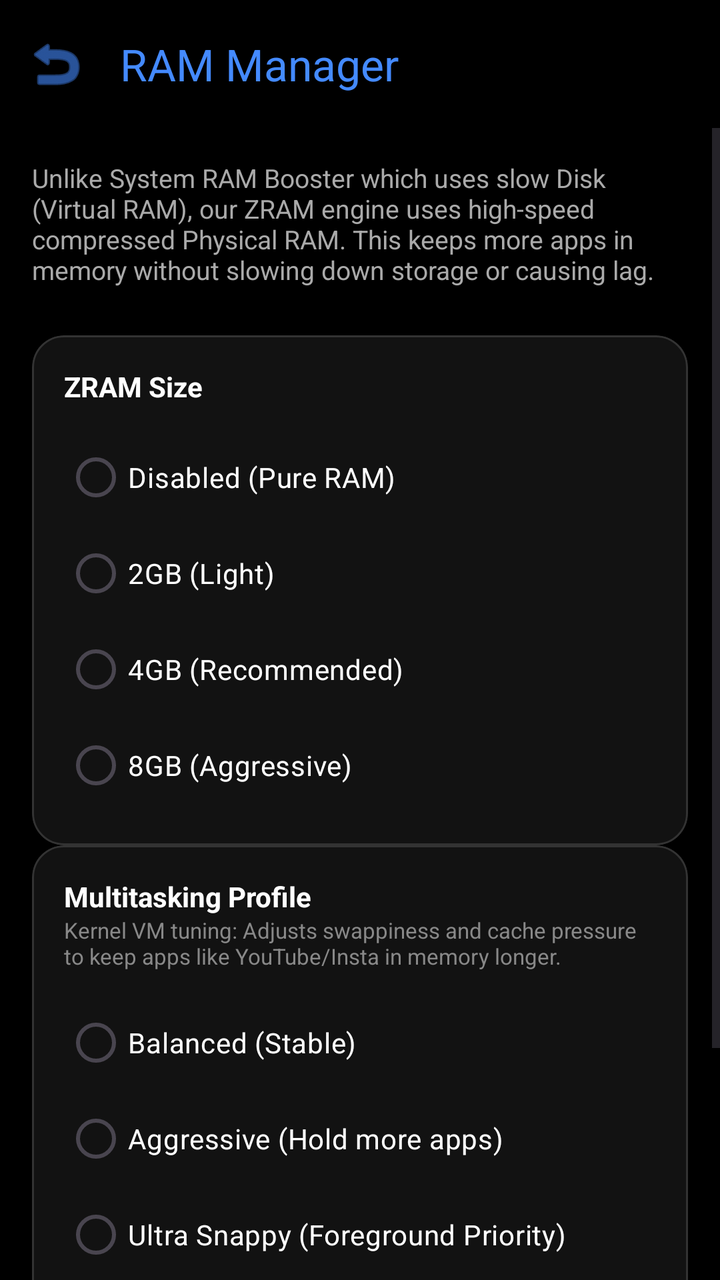
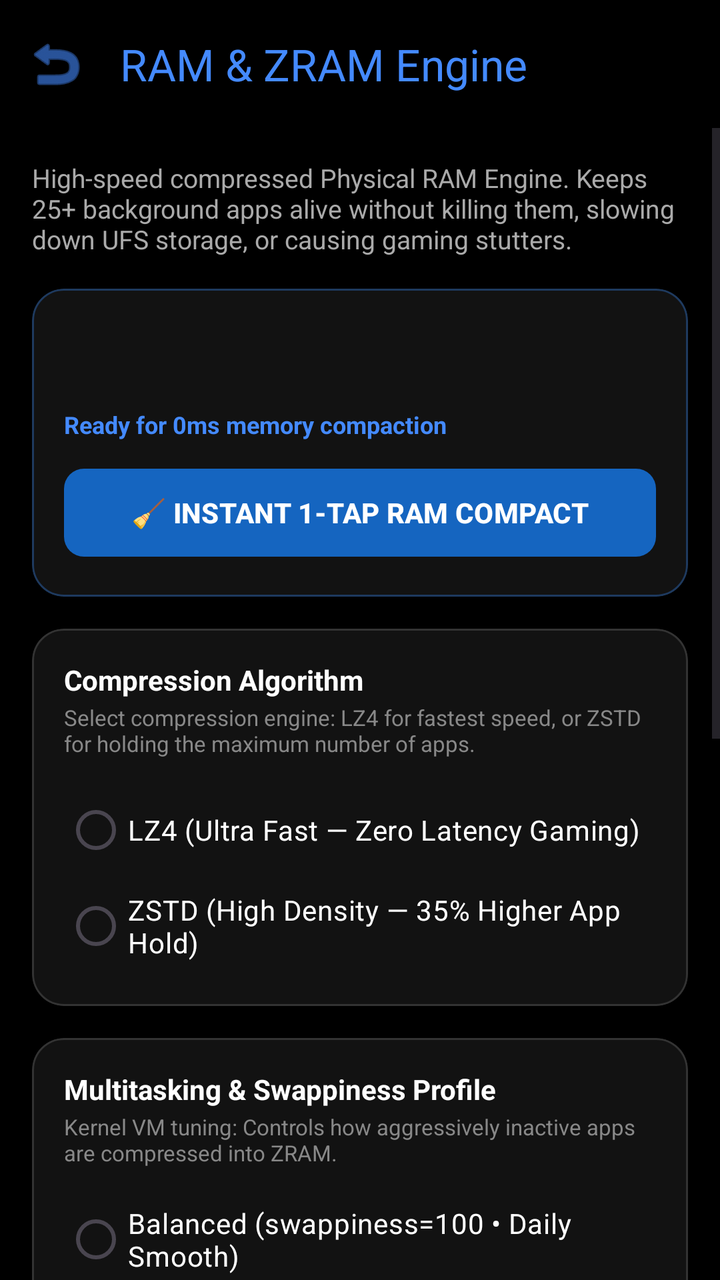

Before-and-after screenshots of an Android layout around one commit, followed by the original layout XML and the change that was made.
<!-- AndroidManifest.xml: activity theme Theme.PhoneControl -->
<!-- res/layout/activity_ram.xml -->
<?xml version="1.0" encoding="utf-8"?>
<LinearLayout xmlns:android="http://schemas.android.com/apk/res/android"
    xmlns:app="http://schemas.android.com/apk/res-auto"
    android:layout_width="match_parent"
    android:layout_height="match_parent"
    android:orientation="vertical"
    android:background="@android:color/black"
    android:fitsSystemWindows="true">

    <com.google.android.material.appbar.MaterialToolbar
        android:id="@+id/toolbarRam"
        android:layout_width="match_parent"
        android:layout_height="?attr/actionBarSize"
        app:title="RAM Manager"
        app:titleTextColor="@color/color_ram"
        app:navigationIcon="@android:drawable/ic_menu_revert"
        app:navigationIconTint="@color/color_ram" />

    <ScrollView android:layout_width="match_parent" android:layout_height="match_parent">
        <LinearLayout android:layout_width="match_parent" android:layout_height="wrap_content" android:orientation="vertical" android:padding="16dp">

            <TextView android:layout_width="match_parent" android:layout_height="wrap_content"
                android:text="Unlike System RAM Booster which uses slow Disk (Virtual RAM), our ZRAM engine uses high-speed compressed Physical RAM. This keeps more apps in memory without slowing down storage or causing lag."
                android:textColor="#AAAAAA" android:textSize="13sp" android:layout_marginBottom="24dp" />

            <com.google.android.material.card.MaterialCardView
                android:layout_width="match_parent" android:layout_height="wrap_content"
                app:cardCornerRadius="16dp" app:cardBackgroundColor="#121212" app:strokeWidth="1dp" app:strokeColor="#333333">
                <LinearLayout android:layout_width="match_parent" android:layout_height="wrap_content" android:orientation="vertical" android:padding="16dp">
                    <TextView android:layout_width="wrap_content" android:layout_height="wrap_content" android:text="ZRAM Size" android:textColor="#FFFFFF" android:textStyle="bold" />
                    <RadioGroup android:id="@+id/rgZramSize" android:layout_width="match_parent" android:layout_height="wrap_content" android:layout_marginTop="12dp">
                        <RadioButton android:id="@+id/rbZramOff" android:layout_width="match_parent" android:layout_height="wrap_content" android:text="Disabled (Pure RAM)" android:textColor="#FFFFFF" android:buttonTint="@color/color_ram" />
                        <RadioButton android:id="@+id/rbZram2G" android:layout_width="match_parent" android:layout_height="wrap_content" android:text="2GB (Light)" android:textColor="#FFFFFF" android:buttonTint="@color/color_ram" />
                        <RadioButton android:id="@+id/rbZram4G" android:layout_width="match_parent" android:layout_height="wrap_content" android:text="4GB (Recommended)" android:textColor="#FFFFFF" android:buttonTint="@color/color_ram" />
                        <RadioButton android:id="@+id/rbZram8G" android:layout_width="match_parent" android:layout_height="wrap_content" android:text="8GB (Aggressive)" android:textColor="#FFFFFF" android:buttonTint="@color/color_ram" />
                    </RadioGroup>
                </LinearLayout>
            </com.google.android.material.card.MaterialCardView>

            <com.google.android.material.card.MaterialCardView
                android:layout_width="match_parent" android:layout_height="wrap_content" android:layout_marginBottom="24dp"
                app:cardCornerRadius="16dp" app:cardBackgroundColor="#121212" app:strokeWidth="1dp" app:strokeColor="#333333">
                <LinearLayout android:layout_width="match_parent" android:layout_height="wrap_content" android:orientation="vertical" android:padding="16dp">
                    <TextView android:layout_width="wrap_content" android:layout_height="wrap_content" android:text="Multitasking Profile" android:textColor="#FFFFFF" android:textStyle="bold" />
                    <TextView android:layout_width="wrap_content" android:layout_height="wrap_content" android:text="Kernel VM tuning: Adjusts swappiness and cache pressure to keep apps like YouTube/Insta in memory longer." android:textColor="#888888" android:textSize="11sp" />
                    <RadioGroup android:id="@+id/rgRamProfile" android:layout_width="match_parent" android:layout_height="wrap_content" android:layout_marginTop="12dp">
                        <RadioButton android:id="@+id/rbProfileBalance" android:layout_width="match_parent" android:layout_height="wrap_content" android:text="Balanced (Stable)" android:textColor="#FFFFFF" android:buttonTint="@color/color_ram" />
                        <RadioButton android:id="@+id/rbProfileMultitasking" android:layout_width="match_parent" android:layout_height="wrap_content" android:text="Aggressive (Hold more apps)" android:textColor="#FFFFFF" android:buttonTint="@color/color_ram" />
                        <RadioButton android:id="@+id/rbProfilePerformance" android:layout_width="match_parent" android:layout_height="wrap_content" android:text="Ultra Snappy (Foreground Priority)" android:textColor="#FFFFFF" android:buttonTint="@color/color_ram" />
                    </RadioGroup>
                </LinearLayout>
            </com.google.android.material.card.MaterialCardView>

            <com.google.android.material.button.MaterialButton
                android:id="@+id/btnApplyRam"
                android:layout_width="match_parent" android:layout_height="64dp"
                android:layout_marginTop="24dp" android:text="APPLY RAM SETTINGS"
                android:textColor="@android:color/black" android:textStyle="bold"
                app:backgroundTint="@color/color_ram" app:cornerRadius="8dp" />

        </LinearLayout>
    </ScrollView>
</LinearLayout>
<!-- resources referenced by this layout -->
<resources>
  <color name="color_ram">#448AFF</color>
  <style name="Theme.PhoneControl" parent="Theme.Material3.DayNight.NoActionBar">
          
          <item name="colorPrimary">@color/purple_500</item>
          <item name="colorPrimaryVariant">@color/purple_700</item>
          <item name="colorOnPrimary">@color/white</item>
          
          <item name="colorSecondary">@color/teal_200</item>
          <item name="colorSecondaryVariant">@color/teal_700</item>
          <item name="colorOnSecondary">@color/black</item>
          
          <item name="android:statusBarColor">@android:color/black</item>
          <item name="android:windowLightStatusBar" tools:targetApi="m">false</item>
          
          
          
      </style>
  <color name="purple_500">#FF6200EE</color>
  <color name="purple_700">#FF3700B3</color>
  <color name="white">#FFFFFFFF</color>
  <color name="teal_200">#FF03DAC5</color>
  <color name="teal_700">#FF018786</color>
  <color name="black">#FF000000</color>
</resources>

<!-- the commit's change to res/layout/activity_ram.xml (unified diff, before → after) -->
@@ -11,7 +11,7 @@
         android:id="@+id/toolbarRam"
         android:layout_width="match_parent"
         android:layout_height="?attr/actionBarSize"
-        app:title="RAM Manager"
+        app:title="RAM &amp; ZRAM Engine"
         app:titleTextColor="@color/color_ram"
         app:navigationIcon="@android:drawable/ic_menu_revert"
         app:navigationIconTint="@color/color_ram" />
@@ -20,43 +20,94 @@
         <LinearLayout android:layout_width="match_parent" android:layout_height="wrap_content" android:orientation="vertical" android:padding="16dp">
 
             <TextView android:layout_width="match_parent" android:layout_height="wrap_content"
-                android:text="Unlike System RAM Booster which uses slow Disk (Virtual RAM), our ZRAM engine uses high-speed compressed Physical RAM. This keeps more apps in memory without slowing down storage or causing lag."
-                android:textColor="#AAAAAA" android:textSize="13sp" android:layout_marginBottom="24dp" />
+                android:text="High-speed compressed Physical RAM Engine. Keeps 25+ background apps alive without killing them, slowing down UFS storage, or causing gaming stutters."
+                android:textColor="#AAAAAA" android:textSize="13sp" android:layout_marginBottom="16dp" />
 
+            
             <com.google.android.material.card.MaterialCardView
                 android:layout_width="match_parent" android:layout_height="wrap_content"
+                android:layout_marginBottom="16dp"
+                app:cardCornerRadius="16dp" app:cardBackgroundColor="#121212" app:strokeWidth="1dp" app:strokeColor="#1E3A5F">
+                <LinearLayout android:layout_width="match_parent" android:layout_height="wrap_content" android:orientation="vertical" android:padding="16dp">
+                    <TextView android:layout_width="wrap_content" android:layout_height="wrap_content" text="Instant RAM Compactor" android:textColor="#FFFFFF" android:textStyle="bold" />
+                    <TextView android:layout_width="wrap_content" android:layout_height="wrap_content" text="Defragments compressed swap pages in kernel memory to instantly reclaim 200MB - 600MB RAM without closing any running apps." android:textColor="#888888" android:textSize="11sp" android:layout_marginTop="2dp" />
+
+                    <TextView
+                        android:id="@+id/tvCompactionStatus"
+                        android:layout_width="match_parent"
+                        android:layout_height="wrap_content"
+                        android:text="Ready for 0ms memory compaction"
+                        android:textColor="#448AFF"
+                        android:textSize="12sp"
+                        android:textStyle="bold"
+                        android:layout_marginTop="8dp" />
+
+                    <com.google.android.material.button.MaterialButton
+                        android:id="@+id/btnCompactRam"
+                        android:layout_width="match_parent"
+                        android:layout_height="52dp"
+                        android:layout_marginTop="10dp"
+                        android:text="🧹 INSTANT 1-TAP RAM COMPACT"
+                        android:textColor="@android:color/white"
+                        android:textStyle="bold"
+                        app:backgroundTint="#1565C0"
+                        app:cornerRadius="10dp" />
+                </LinearLayout>
+            </com.google.android.material.card.MaterialCardView>
+
+            
+            <com.google.android.material.card.MaterialCardView
+                android:layout_width="match_parent" android:layout_height="wrap_content"
+                android:layout_marginBottom="16dp"
                 app:cardCornerRadius="16dp" app:cardBackgroundColor="#121212" app:strokeWidth="1dp" app:strokeColor="#333333">
                 <LinearLayout android:layout_width="match_parent" android:layout_height="wrap_content" android:orientation="vertical" android:padding="16dp">
-                    <TextView android:layout_width="wrap_content" android:layout_height="wrap_content" android:text="ZRAM Size" android:textColor="#FFFFFF" android:textStyle="bold" />
-                    <RadioGroup android:id="@+id/rgZramSize" android:layout_width="match_parent" android:layout_height="wrap_content" android:layout_marginTop="12dp">
-                        <RadioButton android:id="@+id/rbZramOff" android:layout_width="match_parent" android:layout_height="wrap_content" android:text="Disabled (Pure RAM)" android:textColor="#FFFFFF" android:buttonTint="@color/color_ram" />
-                        <RadioButton android:id="@+id/rbZram2G" android:layout_width="match_parent" android:layout_height="wrap_content" android:text="2GB (Light)" android:textColor="#FFFFFF" android:buttonTint="@color/color_ram" />
-                        <RadioButton android:id="@+id/rbZram4G" android:layout_width="match_parent" android:layout_height="wrap_content" android:text="4GB (Recommended)" android:textColor="#FFFFFF" android:buttonTint="@color/color_ram" />
-                        <RadioButton android:id="@+id/rbZram8G" android:layout_width="match_parent" android:layout_height="wrap_content" android:text="8GB (Aggressive)" android:textColor="#FFFFFF" android:buttonTint="@color/color_ram" />
+                    <TextView android:layout_width="wrap_content" android:layout_height="wrap_content" android:text="Compression Algorithm" android:textColor="#FFFFFF" android:textStyle="bold" />
+                    <TextView android:layout_width="wrap_content" android:layout_height="wrap_content" android:text="Select compression engine: LZ4 for fastest speed, or ZSTD for holding the maximum number of apps." android:textColor="#888888" android:textSize="11sp" android:layout_marginTop="2dp" />
+                    <RadioGroup android:id="@+id/rgZramAlgo" android:layout_width="match_parent" android:layout_height="wrap_content" android:layout_marginTop="12dp">
+                        <RadioButton android:id="@+id/rbAlgoLz4" android:layout_width="match_parent" android:layout_height="wrap_content" android:text="LZ4 (Ultra Fast — Zero Latency Gaming)" android:textColor="#FFFFFF" android:buttonTint="@color/color_ram" />
+                        <RadioButton android:id="@+id/rbAlgoZstd" android:layout_width="match_parent" android:layout_height="wrap_content" android:text="ZSTD (High Density — 35% Higher App Hold)" android:textColor="#FFFFFF" android:buttonTint="@color/color_ram" />
                     </RadioGroup>
                 </LinearLayout>
             </com.google.android.material.card.MaterialCardView>
 
+            
             <com.google.android.material.card.MaterialCardView
-                android:layout_width="match_parent" android:layout_height="wrap_content" android:layout_marginBottom="24dp"
+                android:layout_width="match_parent" android:layout_height="wrap_content"
+                android:layout_marginBottom="16dp"
                 app:cardCornerRadius="16dp" app:cardBackgroundColor="#121212" app:strokeWidth="1dp" app:strokeColor="#333333">
                 <LinearLayout android:layout_width="match_parent" android:layout_height="wrap_content" android:orientation="vertical" android:padding="16dp">
-                    <TextView android:layout_width="wrap_content" android:layout_height="wrap_content" android:text="Multitasking Profile" android:textColor="#FFFFFF" android:textStyle="bold" />
-                    <TextView android:layout_width="wrap_content" android:layout_height="wrap_content" android:text="Kernel VM tuning: Adjusts swappiness and cache pressure to keep apps like YouTube/Insta in memory longer." android:textColor="#888888" android:textSize="11sp" />
+                    <TextView android:layout_width="wrap_content" android:layout_height="wrap_content" android:text="Multitasking &amp; Swappiness Profile" android:textColor="#FFFFFF" android:textStyle="bold" />
+                    <TextView android:layout_width="wrap_content" android:layout_height="wrap_content" android:text="Kernel VM tuning: Controls how aggressively inactive apps are compressed into ZRAM." android:textColor="#888888" android:textSize="11sp" android:layout_marginTop="2dp" />
                     <RadioGroup android:id="@+id/rgRamProfile" android:layout_width="match_parent" android:layout_height="wrap_content" android:layout_marginTop="12dp">
-                        <RadioButton android:id="@+id/rbProfileBalance" android:layout_width="match_parent" android:layout_height="wrap_content" android:text="Balanced (Stable)" android:textColor="#FFFFFF" android:buttonTint="@color/color_ram" />
-                        <RadioButton android:id="@+id/rbProfileMultitasking" android:layout_width="match_parent" android:layout_height="wrap_content" android:text="Aggressive (Hold more apps)" android:textColor="#FFFFFF" android:buttonTint="@color/color_ram" />
-                        <RadioButton android:id="@+id/rbProfilePerformance" android:layout_width="match_parent" android:layout_height="wrap_content" android:text="Ultra Snappy (Foreground Priority)" android:textColor="#FFFFFF" android:buttonTint="@color/color_ram" />
+                        <RadioButton android:id="@+id/rbProfileBalance" android:layout_width="match_parent" android:layout_height="wrap_content" android:text="Balanced (swappiness=100 • Daily Smooth)" android:textColor="#FFFFFF" android:buttonTint="@color/color_ram" />
+                        <RadioButton android:id="@+id/rbProfileMultitasking" android:layout_width="match_parent" android:layout_height="wrap_content" android:text="Aggressive Multitasking (swappiness=160 • Hold 25+ Apps)" android:textColor="#FFFFFF" android:buttonTint="@color/color_ram" />
+                        <RadioButton android:id="@+id/rbProfilePerformance" android:layout_width="match_parent" android:layout_height="wrap_content" android:text="Ultra Snappy / Gaming (swappiness=30 • Lowest Overhead)" android:textColor="#FFFFFF" android:buttonTint="@color/color_ram" />
+                    </RadioGroup>
+                </LinearLayout>
+            </com.google.android.material.card.MaterialCardView>
+
+            
+            <com.google.android.material.card.MaterialCardView
+                android:layout_width="match_parent" android:layout_height="wrap_content"
+                android:layout_marginBottom="24dp"
+                app:cardCornerRadius="16dp" app:cardBackgroundColor="#121212" app:strokeWidth="1dp" app:strokeColor="#333333">
+                <LinearLayout android:layout_width="match_parent" android:layout_height="wrap_content" android:orientation="vertical" android:padding="16dp">
+                    <TextView android:layout_width="wrap_content" android:layout_height="wrap_content" android:text="ZRAM Disk Size" android:textColor="#FFFFFF" android:textStyle="bold" />
+                    <RadioGroup android:id="@+id/rgZramSize" android:layout_width="match_parent" android:layout_height="wrap_content" android:layout_marginTop="12dp">
+                        <RadioButton android:id="@+id/rbZramOff" android:layout_width="match_parent" android:layout_height="wrap_content" android:text="Disabled (Pure Physical RAM)" android:textColor="#FFFFFF" android:buttonTint="@color/color_ram" />
+                        <RadioButton android:id="@+id/rbZram2G" android:layout_width="match_parent" android:layout_height="wrap_content" android:text="2GB (Light)" android:textColor="#FFFFFF" android:buttonTint="@color/color_ram" />
+                        <RadioButton android:id="@+id/rbZram4G" android:layout_width="match_parent" android:layout_height="wrap_content" android:text="4GB (Standard)" android:textColor="#FFFFFF" android:buttonTint="@color/color_ram" />
+                        <RadioButton android:id="@+id/rbZram8G" android:layout_width="match_parent" android:layout_height="wrap_content" android:text="8GB (Recommended on Nothing OS)" android:textColor="#FFFFFF" android:buttonTint="@color/color_ram" />
                     </RadioGroup>
                 </LinearLayout>
             </com.google.android.material.card.MaterialCardView>
 
             <com.google.android.material.button.MaterialButton
                 android:id="@+id/btnApplyRam"
-                android:layout_width="match_parent" android:layout_height="64dp"
-                android:layout_marginTop="24dp" android:text="APPLY RAM SETTINGS"
+                android:layout_width="match_parent" android:layout_height="60dp"
+                android:layout_marginBottom="24dp" android:text="APPLY RAM &amp; ZRAM SETTINGS"
                 android:textColor="@android:color/black" android:textStyle="bold"
-                app:backgroundTint="@color/color_ram" app:cornerRadius="8dp" />
+                app:backgroundTint="@color/color_ram" app:cornerRadius="12dp" />
 
         </LinearLayout>
     </ScrollView>
